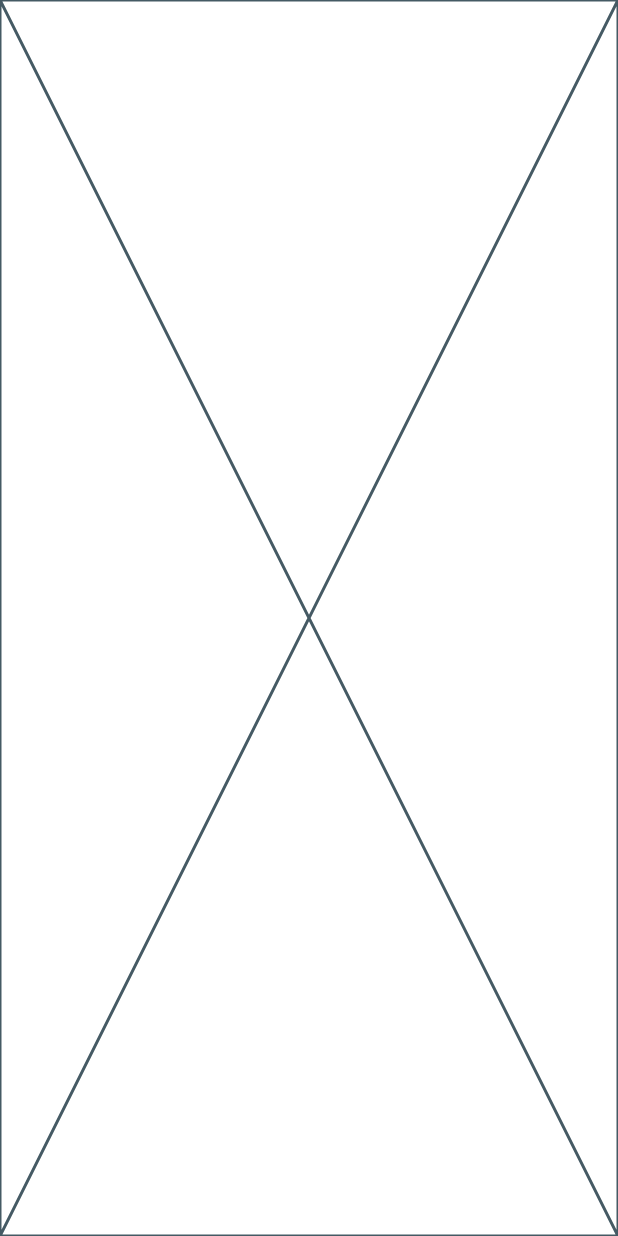
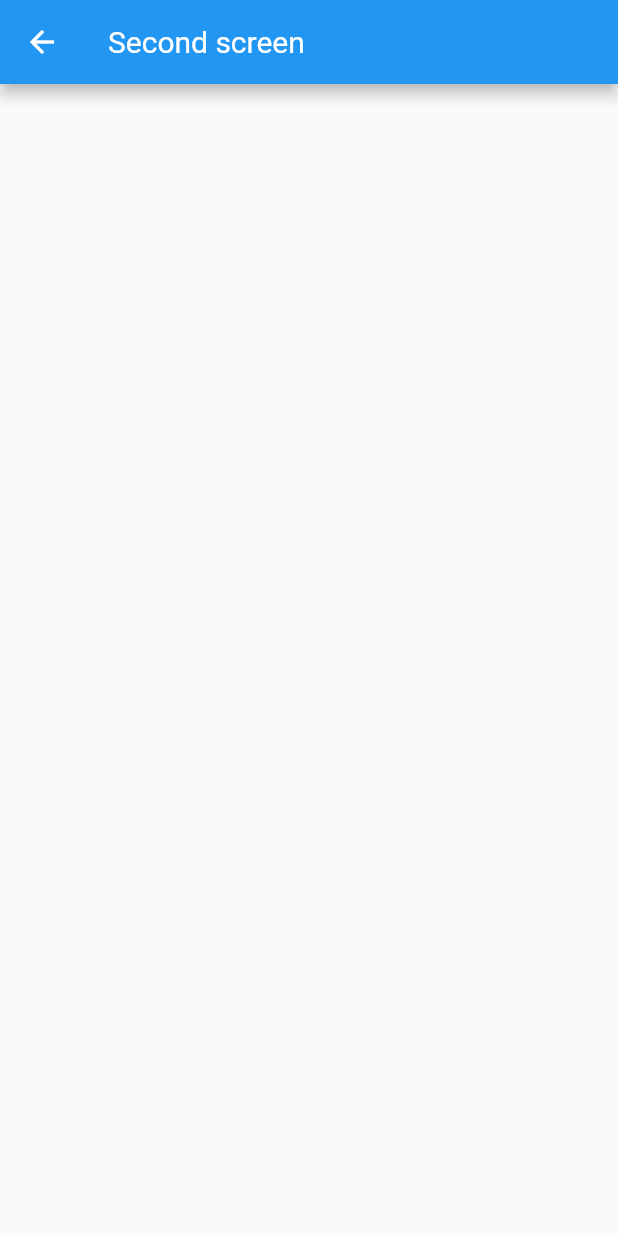
Before and after one commit to mytrofanov/flutter_app, a Flutter app: the ResultWidget screen opened by its route, on a phone screen of 412 x 824 dp. Run offline on Flutter 3.47's test engine with Material 2 defaults, Android fonts, the phone set to English and light mode, and no system bars.

Commit message:
feat: pass data

```diff
--- a/lib/main.dart
+++ b/lib/main.dart
@@ -20,7 +20,7 @@ class MyApp extends StatelessWidget {
       ),
       initialRoute: '/',
       routes: {
-        '/result': (context) => const ResultWidget(),
+        '/result': (context) => ResultWidget('','',''),
       },
     );
   }
--- a/lib/pages/result.dart
+++ b/lib/pages/result.dart
@@ -1,29 +1,43 @@
 import 'package:flutter/material.dart';
 
 class ResultWidget extends StatefulWidget {
-  const ResultWidget({Key? key}) : super(key: key);
+  final String userName;
+  final String userPhone;
+  final String userEmail;
+  ResultWidget(this.userName, this.userEmail, this.userPhone);
 
   @override
-  State<ResultWidget> createState() => _ResultWidgetState();
+  ResultWidgetState createState() => ResultWidgetState();
 }
 
-class _ResultWidgetState extends State<ResultWidget> with SingleTickerProviderStateMixin {
-  late AnimationController _controller;
-
-  @override
-  void initState() {
-    super.initState();
-    _controller = AnimationController(vsync: this);
-  }
-
-  @override
-  void dispose() {
-    _controller.dispose();
-    super.dispose();
-  }
-
+class ResultWidgetState extends State<ResultWidget> {
   @override
   Widget build(BuildContext context) {
-    return const Placeholder();
+    // return Text(widget.userName); // Here you direct access using widget
+      return Scaffold(
+        appBar: AppBar(title: const Text('Second screen')),
+        body: Center(
+          child: Text(
+            widget.userName,
+            style: const TextStyle(fontSize: 24),
+          ),
+        ),
+      );
   }
 }
+  // // receive data from the FirstScreen as a parameter
+  // ResultWidget({Key key, required this.something}) : super(key: key);
+
+  // @override
+  // Widget build(BuildContext context) {
+  //   return Scaffold(
+  //     appBar: AppBar(title: const Text('Second screen')),
+  //     body: Center(
+  //       child: Text(
+  //         something,
+  //         style: const TextStyle(fontSize: 24),
+  //       ),
+  //     ),
+  //   );
+  // }
+// }
```
Also changed, not shown: lib/pages/form.dart (+16 -6 lines).
